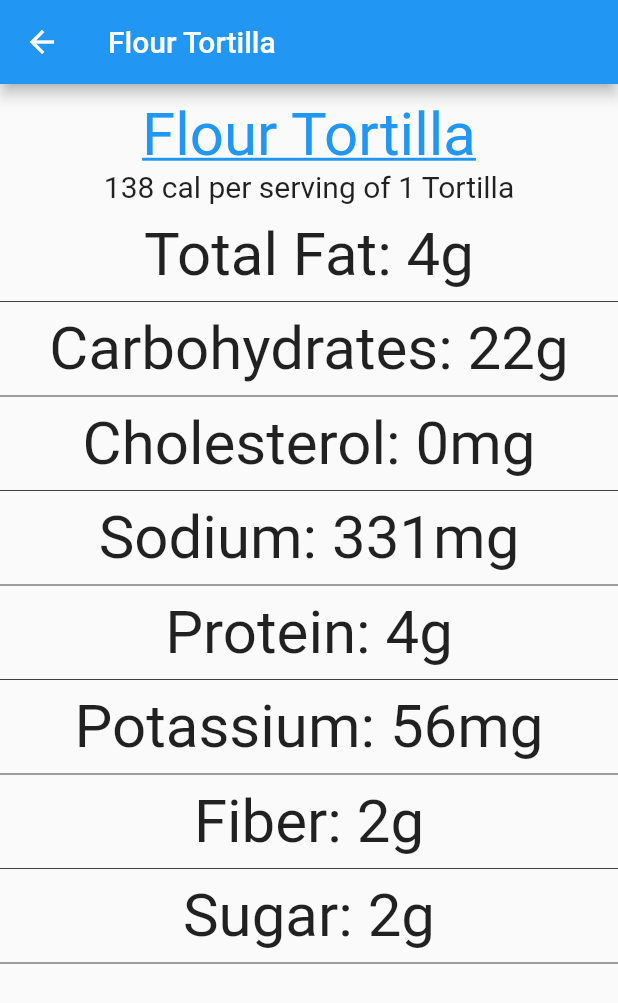
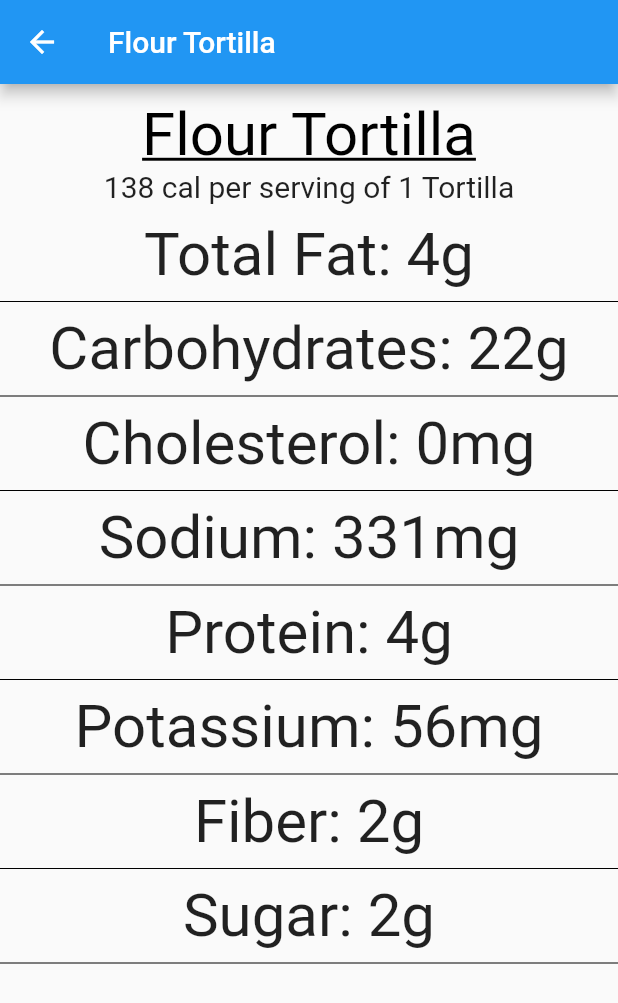
Before and after one commit to lmora21/nutrition_buddy, a Flutter app: the DietScreen widget shown alone on an empty page, opened directly, after a tap on an icon or button, on a phone screen of 412 x 824 dp. Shown: the top 1003 px of the screen. Run offline on Flutter 3.47's test engine with Material 2 defaults, Android fonts, the phone set to English and light mode, and no system bars; our stand-ins replace charts_flutter, percent_indicator, pie_chart; missing offline and left inert: window_size.

Commit message:
Added padding, fixed text that looks like hyperlinks, and fixed overlapping icons

```diff
--- a/lib/dietInfoScreen.dart
+++ b/lib/dietInfoScreen.dart
@@ -6,7 +6,7 @@ class DietInfoScreen extends StatelessWidget {
   //  Using int index for according Grocery item in GroceryList
   final int itemIndex;
 
-  DietInfoScreen(this.itemIndex, {Key? key}) : super(key: key);
+  const DietInfoScreen(this.itemIndex, {Key? key}) : super(key: key);
 
   @override
   Widget build(BuildContext context) {
@@ -17,67 +17,67 @@ class DietInfoScreen extends StatelessWidget {
       body: Center(
         child: Column(
           children: [
-            Padding(padding: EdgeInsets.only(top: 10)),
-            Text(GroceryList.titles[itemIndex], style: TextStyle(color: Colors.blue, decoration: TextDecoration.underline, fontSize: 40),),
-            Text("${GroceryList.calPerServ[itemIndex]} cal per serving of ${GroceryList.servings[itemIndex]}", style: TextStyle(fontSize: 20),),
-            Padding(padding: EdgeInsets.only(top: 10)),
+            const Padding(padding: EdgeInsets.only(top: 10)),
+            Text(GroceryList.titles[itemIndex], style: const TextStyle(color: Colors.black, decoration: TextDecoration.underline, fontSize: 40),),
+            Text("${GroceryList.calPerServ[itemIndex]} cal per serving of ${GroceryList.servings[itemIndex]}", style: const TextStyle(fontSize: 20),),
+            const Padding(padding: EdgeInsets.only(top: 10)),
               //  Need 5 rows for each nutritional info value - fat, carbs, protein, etc.
               //  Fat
               Row(
                 mainAxisAlignment: MainAxisAlignment.spaceEvenly,
                 children: [
-                  Text("Total Fat: ${GroceryList.fatPerServ[itemIndex]}g", style: TextStyle(fontSize: 40),),
+                  Text("Total Fat: ${GroceryList.fatPerServ[itemIndex]}g", style: const TextStyle(fontSize: 40),),
                 ],),
-              Divider(color: Colors.black, thickness: 0.5),
+              const Divider(color: Colors.black),
               // Carb
             Row(
               mainAxisAlignment: MainAxisAlignment.spaceEvenly,
               children: [
-                Text("Carbohydrates: ${GroceryList.carbPerServ[itemIndex]}g", style: TextStyle(fontSize: 40),),
+                Text("Carbohydrates: ${GroceryList.carbPerServ[itemIndex]}g", style: const TextStyle(fontSize: 40),),
               ],),
-            Divider(color: Colors.black, thickness: 0.5),
+            const Divider(color: Colors.black),
             //  Cholesterol
             Row(
               mainAxisAlignment: MainAxisAlignment.spaceEvenly,
               children: [
-                Text("Cholesterol: ${GroceryList.cholPerServ[itemIndex]}mg", style: TextStyle(fontSize: 40),),
+                Text("Cholesterol: ${GroceryList.cholPerServ[itemIndex]}mg", style: const TextStyle(fontSize: 40),),
               ],),
-            Divider(color: Colors.black, thickness: 0.5),
+            const Divider(color: Colors.black),
             //  Sodium
             Row(
               mainAxisAlignment: MainAxisAlignment.spaceEvenly,
               children: [
-                Text("Sodium: ${GroceryList.sodiumPerServ[itemIndex]}mg", style: TextStyle(fontSize: 40),),
+                Text("Sodium: ${GroceryList.sodiumPerServ[itemIndex]}mg", style: const TextStyle(fontSize: 40),),
               ],),
-            Divider(color: Colors.black, thickness: 0.5),
+            const Divider(color: Colors.black),
             // Protein
             Row(
               mainAxisAlignment: MainAxisAlignment.spaceEvenly,
               children: [
-                Text("Protein: ${GroceryList.proteinPerServ[itemIndex]}g", style: TextStyle(fontSize: 40),),
+                Text("Protein: ${GroceryList.proteinPerServ[itemIndex]}g", style: const TextStyle(fontSize: 40),),
               ],),
-            Divider(color: Colors.black, thickness: 0.5),
+            const Divider(color: Colors.black),
             //  Potassium
             Row(
               mainAxisAlignment: MainAxisAlignment.spaceEvenly,
               children: [
-                Text("Potassium: ${GroceryList.ptsmPerServ[itemIndex]}mg", style: TextStyle(fontSize: 40),),
+                Text("Potassium: ${GroceryList.ptsmPerServ[itemIndex]}mg", style: const TextStyle(fontSize: 40),),
               ],),
-            Divider(color: Colors.black, thickness: 0.5),
+            const Divider(color: Colors.black),
             //  Fiber
             Row(
               mainAxisAlignment: MainAxisAlignment.spaceEvenly,
               children: [
-                Text("Fiber: ${GroceryList.fiberPerServ[itemIndex]}g", style: TextStyle(fontSize: 40),),
+                Text("Fiber: ${GroceryList.fiberPerServ[itemIndex]}g", style: const TextStyle(fontSize: 40),),
               ],),
-            Divider(color: Colors.black, thickness: 0.5),
+            const Divider(color: Colors.black),
             //  Sugars
             Row(
               mainAxisAlignment: MainAxisAlignment.spaceEvenly,
               children: [
-                Text("Sugar: ${GroceryList.sugarsPerServ[itemIndex]}g", style: TextStyle(fontSize: 40),),
+                Text("Sugar: ${GroceryList.sugarsPerServ[itemIndex]}g", style: const TextStyle(fontSize: 40),),
               ],),
-            Divider(color: Colors.black, thickness: 0.5),
+            const Divider(color: Colors.black),
           ],
         ),
       ),
--- a/lib/dietScreen.dart
+++ b/lib/dietScreen.dart
@@ -16,10 +16,10 @@ class DietScreen extends StatelessWidget {
           mainAxisAlignment: MainAxisAlignment.spaceBetween,
           children: [
             const SizedBox(width: 25),
-            const Text("Grocery List", style: TextStyle(decoration: TextDecoration.underline, fontSize: 50)),
-            ElevatedButton(onPressed: () {
+            const Padding(padding: EdgeInsets.fromLTRB(0, 20, 0, 0), child: Text("Grocery List", style: TextStyle(decoration: TextDecoration.underline, fontSize: 50))),
+            Padding(padding: const EdgeInsets.fromLTRB(0, 20, 0, 0), child: ElevatedButton(onPressed: () {
               Navigator.push(context, MaterialPageRoute(builder: (context) => const DietEditScreen()));
-            }, child: const Text("Edit")),
+            }, child: const Text("Edit"))),
           ],
         ),
         Expanded(
@@ -40,7 +40,7 @@ class DietScreen extends StatelessWidget {
               Text(GroceryList.food[i], style: const TextStyle(fontSize: 25),),
               Text("\$" "${GroceryList.prices[i]}" ".00", style: const TextStyle(fontSize: 25),)
             ],),
-          const Divider(color: Colors.black, thickness: 0.5),
+          const Divider(color: Colors.black),
             ]]))
       ],
     );
--- a/lib/main.dart
+++ b/lib/main.dart
@@ -101,9 +101,9 @@ class _MyHomePageState extends State<MyHomePage> {
               mainAxisAlignment: MainAxisAlignment.start,
               crossAxisAlignment: CrossAxisAlignment.center,
               children: <Widget>[
-                const Text("Today's Workout",
+                const Padding(padding: EdgeInsets.fromLTRB(0, 20, 0, 0), child: Text("Today's Workout",
                     style: TextStyle(
-                        fontSize: 50, decoration: TextDecoration.underline)),
+                        fontSize: 50, decoration: TextDecoration.underline))),
                 const SizedBox(height: 20),
                 Expanded(
                   child: ListView(
@@ -397,6 +397,7 @@ class _MyHomePageState extends State<MyHomePage> {
                           ),
                         ],
                       ),
+                      const Divider(color: Colors.black),
                     ],
                   ),
                 ),
```
